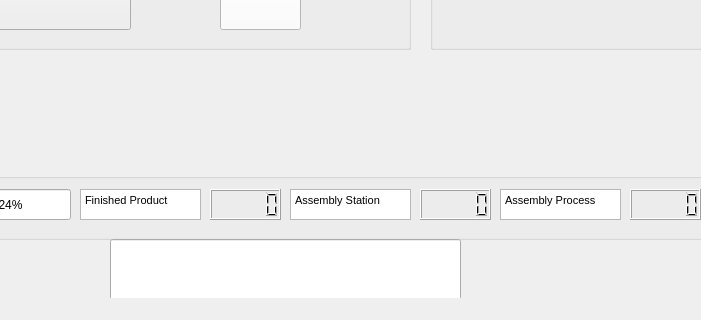
First picture: the form in GUI.ui, repository ASC330-Group3/GUI, before the edit; both pictures show x 270 to 971 and y 521 to 841 of the 1187 by 841 pixel window.
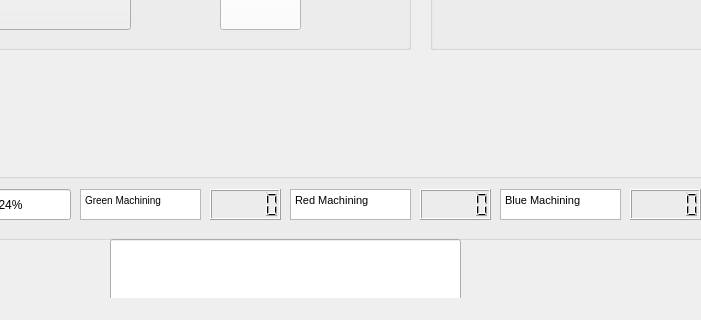
Second picture: the form after the edit.

Patch:
```diff
--- a/GUI.ui
+++ b/GUI.ui
@@ -118,7 +118,7 @@
 &lt;html&gt;&lt;head&gt;&lt;meta name=&quot;qrichtext&quot; content=&quot;1&quot; /&gt;&lt;style type=&quot;text/css&quot;&gt;
 p, li { white-space: pre-wrap; }
 &lt;/style&gt;&lt;/head&gt;&lt;body style=&quot; font-family:'MS Shell Dlg 2'; font-size:7.8pt; font-weight:400; font-style:normal;&quot;&gt;
-&lt;p style=&quot; margin-top:0px; margin-bottom:0px; margin-left:0px; margin-right:0px; -qt-block-indent:0; text-indent:0px;&quot;&gt;&lt;span style=&quot; font-size:8.25pt;&quot;&gt;Finished Product&lt;/span&gt;&lt;/p&gt;&lt;/body&gt;&lt;/html&gt;</string>
+&lt;p style=&quot; margin-top:0px; margin-bottom:0px; margin-left:0px; margin-right:0px; -qt-block-indent:0; text-indent:0px;&quot;&gt;Green Machining&lt;/p&gt;&lt;/body&gt;&lt;/html&gt;</string>
      </property>
     </widget>
     <widget class="QTextBrowser" name="textBrowser_3">
@@ -135,7 +135,7 @@
 &lt;html&gt;&lt;head&gt;&lt;meta name=&quot;qrichtext&quot; content=&quot;1&quot; /&gt;&lt;style type=&quot;text/css&quot;&gt;
 p, li { white-space: pre-wrap; }
 &lt;/style&gt;&lt;/head&gt;&lt;body style=&quot; font-family:'MS Shell Dlg 2'; font-size:7.8pt; font-weight:400; font-style:normal;&quot;&gt;
-&lt;p style=&quot; margin-top:0px; margin-bottom:0px; margin-left:0px; margin-right:0px; -qt-block-indent:0; text-indent:0px;&quot;&gt;&lt;span style=&quot; font-size:8.25pt;&quot;&gt;Assembly Station&lt;/span&gt;&lt;/p&gt;&lt;/body&gt;&lt;/html&gt;</string>
+&lt;p style=&quot; margin-top:0px; margin-bottom:0px; margin-left:0px; margin-right:0px; -qt-block-indent:0; text-indent:0px;&quot;&gt;&lt;span style=&quot; font-size:8.25pt;&quot;&gt;Red Machining&lt;/span&gt;&lt;/p&gt;&lt;/body&gt;&lt;/html&gt;</string>
      </property>
     </widget>
     <widget class="QTextBrowser" name="textBrowser_4">
@@ -152,7 +152,7 @@
 &lt;html&gt;&lt;head&gt;&lt;meta name=&quot;qrichtext&quot; content=&quot;1&quot; /&gt;&lt;style type=&quot;text/css&quot;&gt;
 p, li { white-space: pre-wrap; }
 &lt;/style&gt;&lt;/head&gt;&lt;body style=&quot; font-family:'MS Shell Dlg 2'; font-size:7.8pt; font-weight:400; font-style:normal;&quot;&gt;
-&lt;p style=&quot; margin-top:0px; margin-bottom:0px; margin-left:0px; margin-right:0px; -qt-block-indent:0; text-indent:0px;&quot;&gt;&lt;span style=&quot; font-size:8.25pt;&quot;&gt;Assembly Process&lt;/span&gt;&lt;/p&gt;&lt;/body&gt;&lt;/html&gt;</string>
+&lt;p style=&quot; margin-top:0px; margin-bottom:0px; margin-left:0px; margin-right:0px; -qt-block-indent:0; text-indent:0px;&quot;&gt;&lt;span style=&quot; font-size:8.25pt;&quot;&gt;Blue Machining&lt;/span&gt;&lt;/p&gt;&lt;/body&gt;&lt;/html&gt;</string>
      </property>
     </widget>
     <widget class="QTextBrowser" name="textBrowser_5">
```
Left out of the diff: 9 changed lines with no effect on the pictures.
